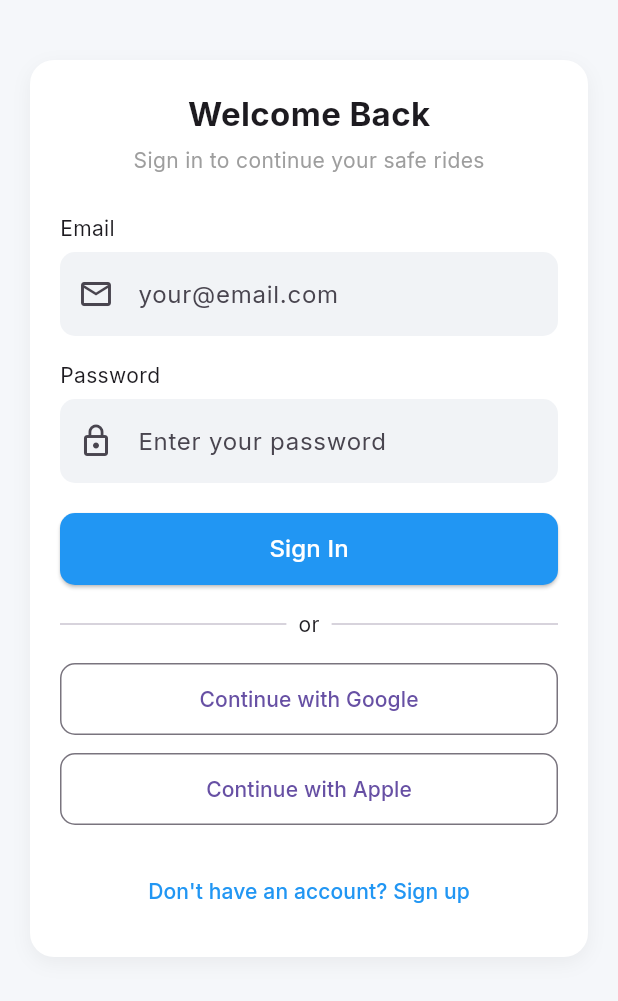
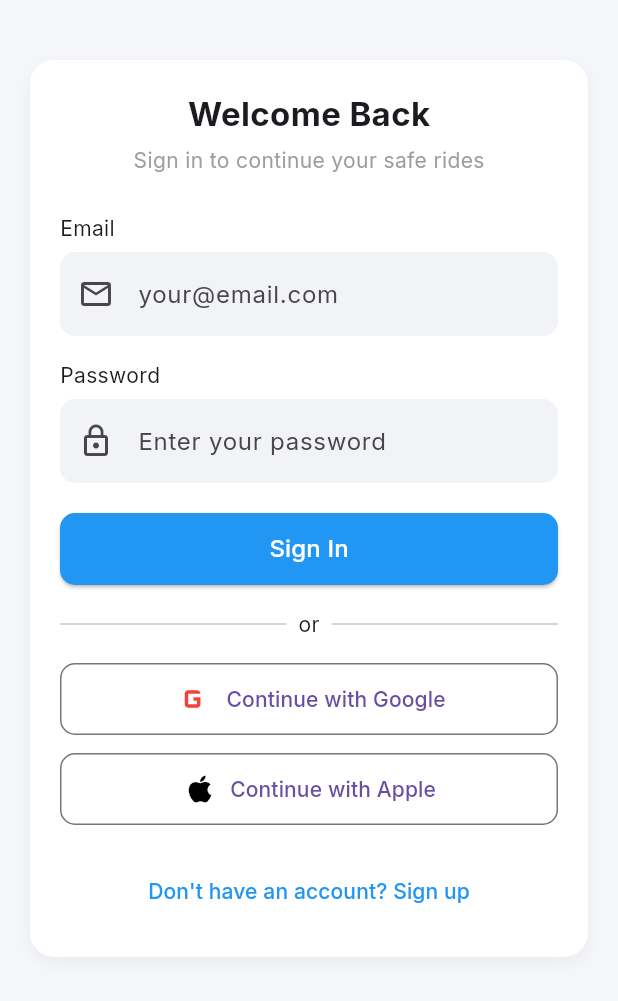
Before and after one commit to Sandun441/RideAway, a Flutter app: the screen it shows after launch, after a tap on "Continue with Google", on a phone screen of 412 x 824 dp, the part 114-1115 px from its top. Run offline on Flutter 3.47's test engine with Material 3 defaults, Android fonts, the phone set to English and light mode, and no system bars; our stand-ins replace cloud_firestore, firebase_auth, firebase_core, google_fonts, google_sign_in; accounts and stored records are empty; network calls fail.

Commit message:
updated google login

```diff
--- a/rideaway/lib/screens/auth/login_screen.dart
+++ b/rideaway/lib/screens/auth/login_screen.dart
@@ -1,6 +1,7 @@
 import 'package:flutter/material.dart';
 import '../../routes/app_routes.dart';
-import '../../services/auth_service.dart'; // Ensure this import exists
+import '../../services/auth_service.dart';
+import '../../services/db_service.dart'; // Make sure this is imported
 
 class LoginScreen extends StatefulWidget {
   const LoginScreen({super.key});
@@ -10,40 +11,35 @@ class LoginScreen extends StatefulWidget {
 }
 
 class _LoginScreenState extends State<LoginScreen> {
-  // 1. Controllers to capture user input
+  // 1. Controllers
   final TextEditingController _emailController = TextEditingController();
   final TextEditingController _passwordController = TextEditingController();
 
-  // 2. State variable for loading spinner
+  // 2. Loading State
   bool _isLoading = false;
 
-  // 3. Logic to handle Login
+  // 3. Email/Password Login Logic
   void _handleLogin() async {
-    // Hide keyboard
-    FocusScope.of(context).unfocus();
+    FocusScope.of(context).unfocus(); // Hide keyboard
 
-    setState(() => _isLoading = true); // Start loading
+    setState(() => _isLoading = true);
 
-    // Call the AuthService
     final user = await AuthService().login(
       _emailController.text.trim(),
       _passwordController.text.trim(),
     );
 
-    setState(() => _isLoading = false); // Stop loading
+    setState(() => _isLoading = false);
 
     if (user != null) {
-      // Success! Navigate to Home
       if (mounted) {
         Navigator.pushReplacementNamed(context, AppRoutes.home);
       }
     } else {
-      // Failure! Show error snackbar
       if (mounted) {
         ScaffoldMessenger.of(context).showSnackBar(
           const SnackBar(
-            content:
-                Text("Login Failed. Please check your email and password."),
+            content: Text("Login Failed. Check email & password."),
             backgroundColor: Colors.red,
           ),
         );
@@ -51,9 +47,31 @@ class _LoginScreenState extends State<LoginScreen> {
     }
   }
 
+  // 4. Google Sign-In Logic (NEW)
+  void _handleGoogleLogin() async {
+    setState(() => _isLoading = true);
+
+    final user = await AuthService().signInWithGoogle();
+
+    if (user != null) {
+      // Save user to database (in case they are new)
+      await DatabaseService().saveUser(
+        user.uid,
+        user.displayName ?? "Unknown User",
+        user.email ?? "No Email",
+      );
+
+      if (mounted) {
+        Navigator.pushReplacementNamed(context, AppRoutes.home);
+      }
+    } else {
+      // User canceled or failed
+      setState(() => _isLoading = false);
+    }
+  }
+
   @override
   void dispose() {
-    // Clean up controllers when screen is removed
     _emailController.dispose();
     _passwordController.dispose();
     super.dispose();
@@ -133,7 +151,7 @@ class _LoginScreenState extends State<LoginScreen> {
                     const Text("Email"),
                     const SizedBox(height: 6),
                     TextField(
-                      controller: _emailController, // Connected Controller
+                      controller: _emailController,
                       keyboardType: TextInputType.emailAddress,
                       decoration: _buildInputDecoration(
                           "your@email.com", Icons.email_outlined),
@@ -145,7 +163,7 @@ class _LoginScreenState extends State<LoginScreen> {
                     const Text("Password"),
                     const SizedBox(height: 6),
                     TextField(
-                      controller: _passwordController, // Connected Controller
+                      controller: _passwordController,
                       obscureText: true,
                       decoration: _buildInputDecoration(
                           "Enter your password", Icons.lock_outline),
@@ -195,35 +213,52 @@ class _LoginScreenState extends State<LoginScreen> {
 
                     const SizedBox(height: 16),
 
-                    /// Google Button (Placeholder)
+                    /// Google Button (NOW FUNCTIONAL)
                     SizedBox(
                       width: double.infinity,
                       height: 48,
                       child: OutlinedButton(
-                        onPressed: () {},
+                        onPressed: _isLoading ? null : _handleGoogleLogin,
                         style: OutlinedButton.styleFrom(
                           shape: RoundedRectangleBorder(
                             borderRadius: BorderRadius.circular(10),
                           ),
                         ),
-                        child: const Text("Continue with Google"),
+                        child: Row(
+                          mainAxisAlignment: MainAxisAlignment.center,
+                          children: const [
+                            // You can add an image asset here for the Google Logo
+                            Icon(Icons.g_mobiledata,
+                                size: 28, color: Colors.red),
+                            SizedBox(width: 8),
+                            Text("Continue with Google"),
+                          ],
+                        ),
                       ),
                     ),
 
                     const SizedBox(height: 12),
 
-                    /// Apple Button (Placeholder)
+                    /// Apple Button (Still Placeholder)
                     SizedBox(
                       width: double.infinity,
                       height: 48,
                       child: OutlinedButton(
-                        onPressed: () {},
+                        onPressed:
+                            () {}, // Apple Sign In requires Apple Developer Account
                         style: OutlinedButton.styleFrom(
                           shape: RoundedRectangleBorder(
                             borderRadius: BorderRadius.circular(10),
                           ),
                         ),
-                        child: const Text("Continue with Apple"),
+                        child: Row(
+                          mainAxisAlignment: MainAxisAlignment.center,
+                          children: const [
+                            Icon(Icons.apple, size: 24, color: Colors.black),
+                            SizedBox(width: 8),
+                            Text("Continue with Apple"),
+                          ],
+                        ),
                       ),
                     ),
 
@@ -233,7 +268,6 @@ class _LoginScreenState extends State<LoginScreen> {
                     Center(
                       child: TextButton(
                         onPressed: () {
-                          // FIXED: Navigate to Registration Screen
                           Navigator.pushNamed(context, AppRoutes.registration);
                         },
                         child: const Text(
@@ -252,7 +286,6 @@ class _LoginScreenState extends State<LoginScreen> {
     );
   }
 
-  // Helper method for clean input styling
   InputDecoration _buildInputDecoration(String hint, IconData icon) {
     return InputDecoration(
       hintText: hint,
--- a/rideaway/lib/services/auth_service.dart
+++ b/rideaway/lib/services/auth_service.dart
@@ -1,34 +1,62 @@
 import 'package:firebase_auth/firebase_auth.dart';
+import 'package:google_sign_in/google_sign_in.dart'; // Normal import
 
 class AuthService {
   final FirebaseAuth _auth = FirebaseAuth.instance;
+  final GoogleSignIn _googleSignIn = GoogleSignIn(); // Normal constructor
 
-  // Sign Up
+  // 1. Sign Up
   Future<User?> signUp(String email, String password) async {
     try {
       UserCredential result = await _auth.createUserWithEmailAndPassword(
           email: email, password: password);
       return result.user;
     } catch (e) {
-      print(e.toString());
       return null;
     }
   }
 
-  // Login
+  // 2. Login
   Future<User?> login(String email, String password) async {
     try {
       UserCredential result = await _auth.signInWithEmailAndPassword(
           email: email, password: password);
       return result.user;
     } catch (e) {
-      print(e.toString());
       return null;
     }
   }
 
-  // Logout
+  // 3. Google Sign-In
+  Future<User?> signInWithGoogle() async {
+    try {
+      // Trigger the authentication flow
+      final GoogleSignInAccount? googleUser = await _googleSignIn.signIn();
+
+      if (googleUser == null) return null;
+
+      // Obtain the auth details from the request
+      final GoogleSignInAuthentication googleAuth =
+          await googleUser.authentication;
+
+      // Create a new credential
+      final OAuthCredential credential = GoogleAuthProvider.credential(
+        accessToken: googleAuth.accessToken,
+        idToken: googleAuth.idToken,
+      );
+
+      // Sign in to Firebase with the credential
+      UserCredential result = await _auth.signInWithCredential(credential);
+      return result.user;
+    } catch (e) {
+      print("Google Sign In Error: $e");
+      return null;
+    }
+  }
+
+  // 4. Sign Out
   Future<void> signOut() async {
+    await _googleSignIn.signOut();
     await _auth.signOut();
   }
 }
--- a/rideaway/pubspec.yaml
+++ b/rideaway/pubspec.yaml
@@ -18,6 +18,7 @@ dependencies:
   firebase_core: ^4.3.0
   firebase_auth: ^6.1.3
   cloud_firestore: ^6.1.1
+  google_sign_in: ^6.2.1
 
 dev_dependencies:
   flutter_test:
```
